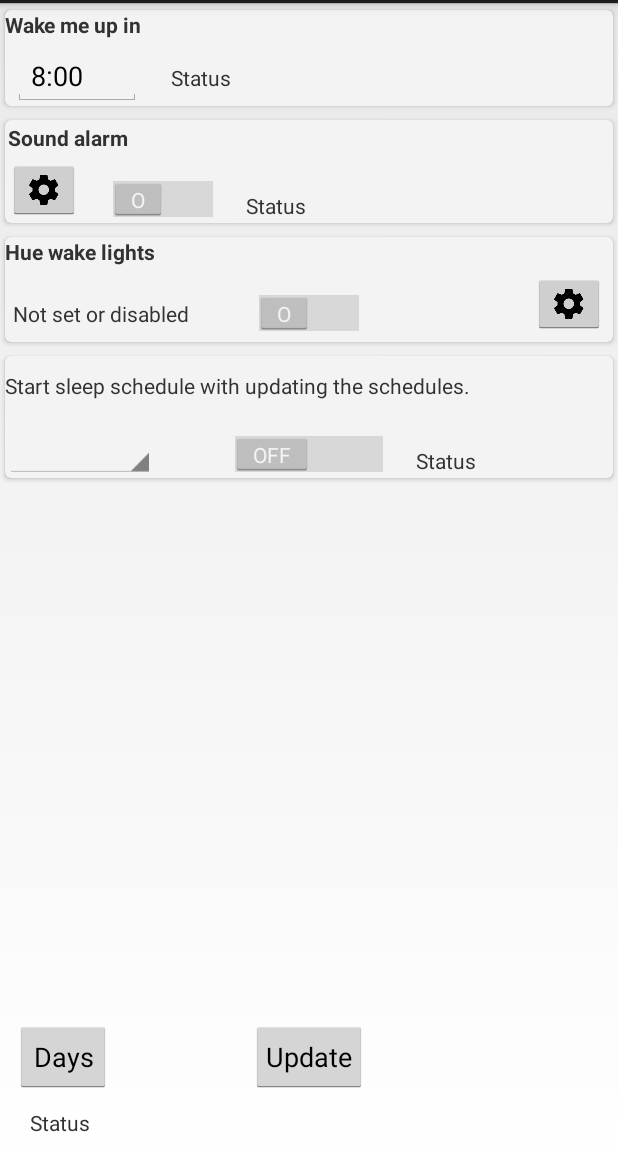
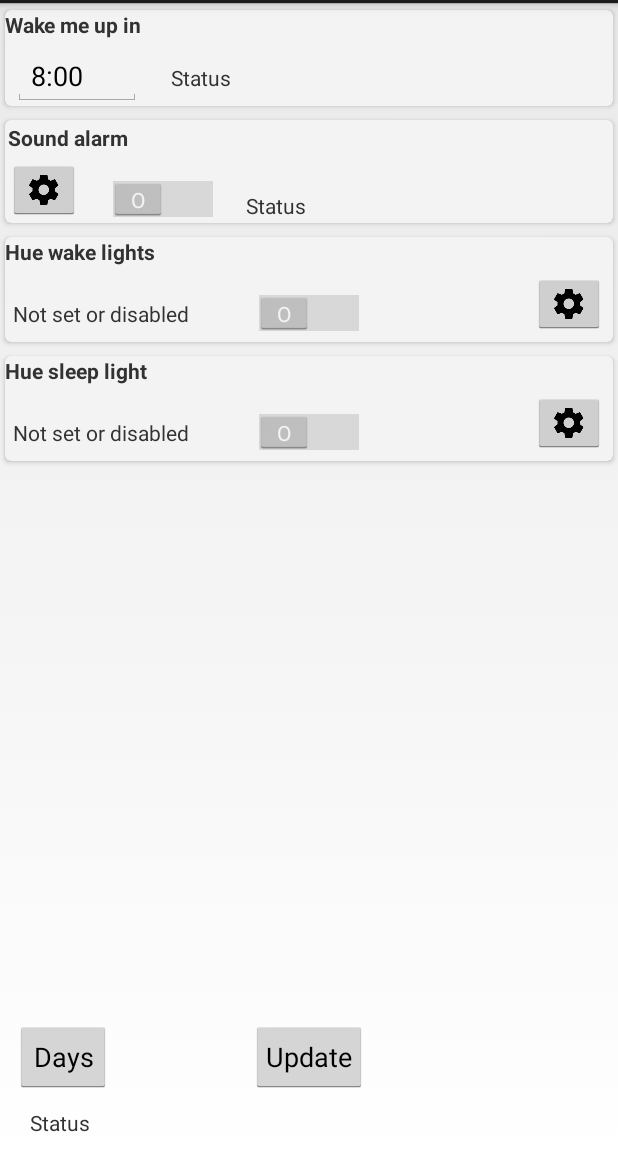
Before and after one commit to Marcel-Malus/HueSleepAndWake, an Android app: the MainActivity screen opened directly, with no data from a screen before it, on a phone screen of 412 x 824 dp, the part 69-1236 px from its top. Run offline under Robolectric (Android 15) with nearby library versions, the phone set to English and light mode, and no system bars; libraries missing offline, so code that uses them is left out: org.slf4j.

Commit message:
Updated Sleep Light schedule to new settings concept.

```diff
--- a/app/src/main/AndroidManifest.xml
+++ b/app/src/main/AndroidManifest.xml
@@ -41,6 +41,7 @@
         <activity android:name="com.recek.huewakeup.alarm.AlarmActivity" />
         <activity android:name="com.recek.huewakeup.settings.AlarmSettingsActivity" />
         <activity android:name="com.recek.huewakeup.settings.WakeLightSettingsActivity" />
+        <activity android:name="com.recek.huewakeup.settings.SleepLightSettingsActivity" />
         <activity android:name="com.recek.huewakeup.settings.DaysSettingsActivity" />
 
         <receiver android:name="com.recek.huewakeup.alarm.AlarmStartReceiver" />
--- a/app/src/main/java/com/philips/lighting/data/HueSharedPreferences.java
+++ b/app/src/main/java/com/philips/lighting/data/HueSharedPreferences.java
@@ -24,6 +24,8 @@ public class HueSharedPreferences {
     private static final String WAKE_END_SCHEDULE_ID = "WakeEndScheduleId";
     private static final String WAKE_END_TIME = "WakeEndTime";
     private static final String DEFAULT_WAKE_END_TIME = "0:30";
+
+    private static final String WAKE_LIGHT_IS_ACTIVE = "WakeLightIsActive";
 
     private static final String SLEEP_SCHEDULE_ID = "SleepScheduleId";
     private static final String SLEEP_IS_ACTIVE = "SleepIsActive";
@@ -132,6 +134,15 @@ public class HueSharedPreferences {
         return (mSharedPreferencesEditor.commit());
     }
 
+    public boolean isWakeLightActive() {
+        return mSharedPreferences.getBoolean(WAKE_LIGHT_IS_ACTIVE, false);
+    }
+
+    public boolean setWakeLightActive(boolean isActive) {
+        mSharedPreferencesEditor.putBoolean(WAKE_LIGHT_IS_ACTIVE, isActive);
+        return (mSharedPreferencesEditor.commit());
+    }
+
     public String getSleepScheduleId() {
         return mSharedPreferences.getString(SLEEP_SCHEDULE_ID, DEFAULT_SCHEDULE_ID);
     }
--- a/app/src/main/java/com/recek/huewakeup/app/AbstractScheduleFragment.java
+++ b/app/src/main/java/com/recek/huewakeup/app/AbstractScheduleFragment.java
@@ -122,7 +122,7 @@ public abstract class AbstractScheduleFragment extends Fragment {
         return wakeTime;
     }
 
-    protected boolean disableSchedule(PHBridge bridge, PHScheduleFix scheduleFix) {
+    protected boolean disableSchedule(PHScheduleFix scheduleFix) {
         String id = scheduleFix.getId();
         LOG.info("Found alarm by name and id: {} / {}", scheduleFix.getName(), id);
 
@@ -138,7 +138,7 @@ public abstract class AbstractScheduleFragment extends Fragment {
 
         if (json != null) {
             LOG.info("Sending PUT to {} with {}", id, json);
-            bridge.doHTTPPut(scheduleFix.getUrl(), json, putListener);
+            mainActivity.getBridge().doHTTPPut(scheduleFix.getUrl(), json, putListener);
             return true;
         }
 
--- a/app/src/main/java/com/recek/huewakeup/app/MainActivity.java
+++ b/app/src/main/java/com/recek/huewakeup/app/MainActivity.java
@@ -85,7 +85,7 @@ public class MainActivity extends Activity {
         Date wakeTime = wakeTimeFragment.onUpdate();
         if (wakeTime != null) {
             updated = wakeUpFragment.updateWakeUpSchedule(wakeTime);
-            updated = sleepFragment.updateSleepSchedule(bridge) || updated;
+            updated = sleepFragment.updateSleepSchedule() || updated;
             updated = alarmFragment.updateAlarmSchedule(wakeTime) || updated;
         }
 
--- a/app/src/main/java/com/recek/huewakeup/app/SleepScheduleFragment.java
+++ b/app/src/main/java/com/recek/huewakeup/app/SleepScheduleFragment.java
@@ -1,16 +1,17 @@
 package com.recek.huewakeup.app;
 
+import android.content.Intent;
 import android.os.Bundle;
 import android.view.LayoutInflater;
 import android.view.View;
 import android.view.ViewGroup;
-import android.widget.Spinner;
+import android.widget.ImageButton;
 import android.widget.Switch;
 import android.widget.TextView;
 
 import com.philips.lighting.data.PHScheduleFix;
-import com.philips.lighting.model.PHBridge;
 import com.philips.lighting.quickstart.R;
+import com.recek.huewakeup.settings.SleepLightSettingsActivity;
 
 import java.util.Calendar;
 
@@ -21,29 +22,33 @@ public class SleepScheduleFragment extends AbstractScheduleFragment {
 
     private static final String ONE_MINUTE = "0:1";
 
-    private Spinner scheduleSpinner;
     private Switch sleepSwitch;
     private TextView statusTxt;
 
     @Override
     public View onCreateView(LayoutInflater inflater, ViewGroup container, Bundle savedInstanceState) {
-        return inflater.inflate(R.layout.schedule_sleep, container, false);
+        return inflater.inflate(R.layout.fragment_sleep_light, container, false);
     }
 
     @Override
     public void onActivityCreated(Bundle savedInstanceState) {
         super.onActivityCreated(savedInstanceState);
 
-        // TODO: see WakeLightSettings
-        scheduleSpinner = (Spinner) getActivity().findViewById(R.id.sleepSpinner);
-//        String sleepScheduleId = getPrefs().getSleepScheduleId();
-//        buildAndAddAdapter(scheduleSpinner, sleepScheduleId);
+        statusTxt = (TextView) getActivity().findViewById(R.id.sleepStatusTxt);
+        String sleepScheduleId = getPrefs().getSleepScheduleId();
+        setInitialStatus(sleepScheduleId);
 
         sleepSwitch = (Switch) getActivity().findViewById(R.id.sleepSwitch);
         sleepSwitch.setChecked(getPrefs().isSleepActive());
 
-        statusTxt = (TextView) getActivity().findViewById(R.id.sleepStatusTxt);
-//        setInitialStatus(sleepScheduleId);
+        final ImageButton settingsBtn = (ImageButton) getActivity().findViewById(R.id.sleepLightSettingsBtn);
+        settingsBtn.setOnClickListener(new View.OnClickListener() {
+            @Override
+            public void onClick(View v) {
+                Intent startActivityIntent = new Intent(getActivity(), SleepLightSettingsActivity.class);
+                getActivity().startActivity(startActivityIntent);
+            }
+        });
     }
 
     @Override
@@ -51,20 +56,19 @@ public class SleepScheduleFragment extends AbstractScheduleFragment {
         return statusTxt;
     }
 
-    public boolean updateSleepSchedule(PHBridge bridge) {
-        PHScheduleFix schedule = getSelectedValidSchedule(scheduleSpinner);
+    public boolean updateSleepSchedule() {
+        PHScheduleFix schedule = findScheduleById(getPrefs().getWakeScheduleId());
         if (schedule == null) {
             return false;
         }
 
         if (!sleepSwitch.isChecked()) {
             getPrefs().setSleepActive(false);
-            return disableSchedule(bridge, schedule);
+            return disableSchedule(schedule);
         }
 
         updateSchedule(schedule, ONE_MINUTE, Calendar.getInstance(), true, false);
         getPrefs().setSleepActive(true);
-        getPrefs().setSleepScheduleId(schedule.getId());
         return true;
     }
 }
--- a/app/src/main/java/com/recek/huewakeup/app/WakeUpScheduleFragment.java
+++ b/app/src/main/java/com/recek/huewakeup/app/WakeUpScheduleFragment.java
@@ -6,6 +6,7 @@ import android.view.LayoutInflater;
 import android.view.View;
 import android.view.ViewGroup;
 import android.widget.ImageButton;
+import android.widget.Switch;
 import android.widget.TextView;
 
 import com.philips.lighting.data.PHScheduleFix;
@@ -15,12 +16,15 @@ import com.recek.huewakeup.settings.WakeLightSettingsActivity;
 import java.util.Calendar;
 import java.util.Date;
 
+import static com.philips.lighting.quickstart.R.id.lightSwitch;
+
 /**
  * @since 2017-09-14.
  */
 public class WakeUpScheduleFragment extends AbstractScheduleFragment {
 
     private TextView statusTxt;
+    private Switch wakeLightSwitch;
 
     @Override
     public View onCreateView(LayoutInflater inflater, ViewGroup container, Bundle savedInstanceState) {
@@ -34,6 +38,9 @@ public class WakeUpScheduleFragment extends AbstractScheduleFragment {
         statusTxt = (TextView) getActivity().findViewById(R.id.wakeLightStatusTxt);
         String wakeUpScheduleId = getPrefs().getWakeScheduleId();
         setInitialStatus(wakeUpScheduleId);
+
+        wakeLightSwitch = (Switch) getActivity().findViewById(lightSwitch);
+        wakeLightSwitch.setChecked(getPrefs().isWakeLightActive());
 
         final ImageButton settingsBtn = (ImageButton) getActivity().findViewById(R.id.lightSettingsBtn);
         settingsBtn.setOnClickListener(new View.OnClickListener() {
@@ -55,6 +62,13 @@ public class WakeUpScheduleFragment extends AbstractScheduleFragment {
         if (schedule == null) {
             return false;
         }
+
+        if (!wakeLightSwitch.isChecked()) {
+            getPrefs().setWakeLightActive(false);
+            return disableSchedule(schedule);
+        }
+        getPrefs().setWakeLightActive(true);
+
         String wakeTimeStr = getPrefs().getWakeLightTime();
         Calendar cal = Calendar.getInstance();
         cal.setTime(wakeTime);
--- a/app/src/main/res/layout/activity_main.xml
+++ b/app/src/main/res/layout/activity_main.xml
@@ -36,7 +36,7 @@
         android:layout_width="match_parent"
         android:layout_height="wrap_content"
         android:layout_below="@id/wakeUpFragment"
-        tools:layout="@layout/schedule_sleep" />
+        tools:layout="@layout/fragment_sleep_light" />
 
     <!-- DAY, UPDATE AND STATUS -->
 
--- /dev/null
+++ b/app/src/main/res/layout/fragment_sleep_light.xml
@@ -0,0 +1,57 @@
+<?xml version="1.0" encoding="utf-8"?>
+<LinearLayout xmlns:android="http://schemas.android.com/apk/res/android"
+    xmlns:card_view="http://schemas.android.com/apk/res-auto"
+    android:layout_width="match_parent"
+    android:layout_height="match_parent">
+
+    <android.support.v7.widget.CardView
+        android:id="@+id/sleepLightCV"
+        android:layout_width="match_parent"
+        android:layout_height="wrap_content"
+        card_view:cardCornerRadius="4dp"
+        card_view:cardUseCompatPadding="true">
+
+        <RelativeLayout
+            android:layout_width="match_parent"
+            android:layout_height="wrap_content">
+
+            <TextView
+                android:id="@+id/sleepLightTxt"
+                android:layout_width="wrap_content"
+                android:layout_height="wrap_content"
+                android:layout_alignParentTop="true"
+                android:text="@string/txt_hue_sleep_light"
+                android:textStyle="bold" />
+
+            <TextView
+                android:id="@+id/sleepStatusTxt"
+                android:layout_width="wrap_content"
+                android:layout_height="wrap_content"
+                android:layout_alignParentStart="true"
+                android:layout_alignBaseline="@+id/sleepSwitch"
+                android:layout_marginStart="5dp"
+                android:text="@string/txt_status" />
+
+            <ImageButton
+                android:id="@+id/sleepLightSettingsBtn"
+                android:layout_width="wrap_content"
+                android:layout_height="wrap_content"
+                android:layout_below="@id/sleepLightTxt"
+                android:layout_alignParentEnd="true"
+                android:layout_margin="5dp"
+                android:src="@drawable/ic_settings_black_24dp"
+                android:contentDescription="@string/txt_light_sleep_settings" />
+
+            <Switch
+                android:id="@+id/sleepSwitch"
+                android:layout_width="wrap_content"
+                android:layout_height="wrap_content"
+                android:layout_alignBottom="@id/sleepLightSettingsBtn"
+                android:layout_centerHorizontal="true"
+                android:textOn="@string/onByI"
+                android:textOff="@string/offByO"
+                android:switchMinWidth="55dp" />
+
+        </RelativeLayout>
+    </android.support.v7.widget.CardView>
+</LinearLayout>
--- a/app/src/main/res/layout/schedule_sleep.xml
+++ /dev/null
@@ -1,52 +0,0 @@
-<?xml version="1.0" encoding="utf-8"?>
-<LinearLayout xmlns:android="http://schemas.android.com/apk/res/android"
-    xmlns:card_view="http://schemas.android.com/apk/res-auto"
-    android:layout_width="match_parent"
-    android:layout_height="match_parent">
-
-    <android.support.v7.widget.CardView
-        android:id="@+id/card_view"
-        android:layout_width="match_parent"
-        android:layout_height="wrap_content"
-        card_view:cardCornerRadius="4dp"
-        card_view:cardUseCompatPadding="true">
-
-        <RelativeLayout
-            android:layout_width="match_parent"
-            android:layout_height="wrap_content">
-
-            <TextView
-                android:id="@+id/goingSleepTimeTxt"
-                android:layout_width="wrap_content"
-                android:layout_height="wrap_content"
-                android:layout_marginTop="10dp"
-                android:text="@string/txt_start_sleep_schedule" />
-
-            <Spinner
-                android:id="@+id/sleepSpinner"
-                android:layout_width="100dp"
-                android:layout_height="wrap_content"
-                android:layout_below="@+id/goingSleepTimeTxt"
-                android:layout_marginTop="20dp" />
-
-            <Switch
-                android:id="@+id/sleepSwitch"
-                android:layout_width="wrap_content"
-                android:layout_height="wrap_content"
-                android:layout_below="@id/goingSleepTimeTxt"
-                android:layout_centerHorizontal="true"
-                android:layout_marginTop="22dp" />
-
-
-            <TextView
-                android:id="@+id/sleepStatusTxt"
-                android:layout_width="wrap_content"
-                android:layout_height="wrap_content"
-                android:layout_alignBottom="@+id/sleepSwitch"
-                android:layout_marginStart="20dp"
-                android:layout_toEndOf="@+id/sleepSwitch"
-                android:text="@string/txt_status" />
-
-        </RelativeLayout>
-    </android.support.v7.widget.CardView>
-</LinearLayout>
--- a/app/src/main/res/values/strings.xml
+++ b/app/src/main/res/values/strings.xml
@@ -29,7 +29,6 @@
     <!--Main menu-->
     <string name="txt_set_wake_in_time">Wake me up in</string>
     <string name="txt_set_wake_end_in_time">Set the time from wakeup schedule till wakeup end schedule.</string>
-    <string name="txt_start_sleep_schedule">Start sleep schedule with updating the schedules.</string>
     <string name="btn_updated_schedules">Update</string>
     <string name="btn_days">Days</string>
 
@@ -50,6 +49,12 @@
     <string name="txt_select_light_schedule">Select hue schedule for wake up</string>
     <string name="txt_set_light_end_time">Shutdown lights after wake time</string>
     <string name="txt_select_light_end_schedule">Select hue schedule for lights shutdown</string>
+
+    <!--Light sleep-->
+    <string name="txt_hue_sleep_light">Hue sleep light</string>
+    <string name="txt_sleep_light_schedule">Select hue schedule to turn off lights for sleep</string>
+    <string name="txt_light_sleep_settings">Light sleep settings</string>
+
 
     <!--Status-->
     <string name="txt_status">Status</string>
```
Also changed, not shown: app/src/main/java/com/recek/huewakeup/settings/AbstractHueSettingsActivity.java (added, +88 -0 lines), app/src/main/java/com/recek/huewakeup/settings/SleepLightSettingsActivity.java (added, +55 -0 lines), app/src/main/java/com/recek/huewakeup/settings/WakeLightSettingsActivity.java (+9 -84 lines), app/src/main/res/layout/activity_sleep_ligth_settings.xml (added, +67 -0 lines).
